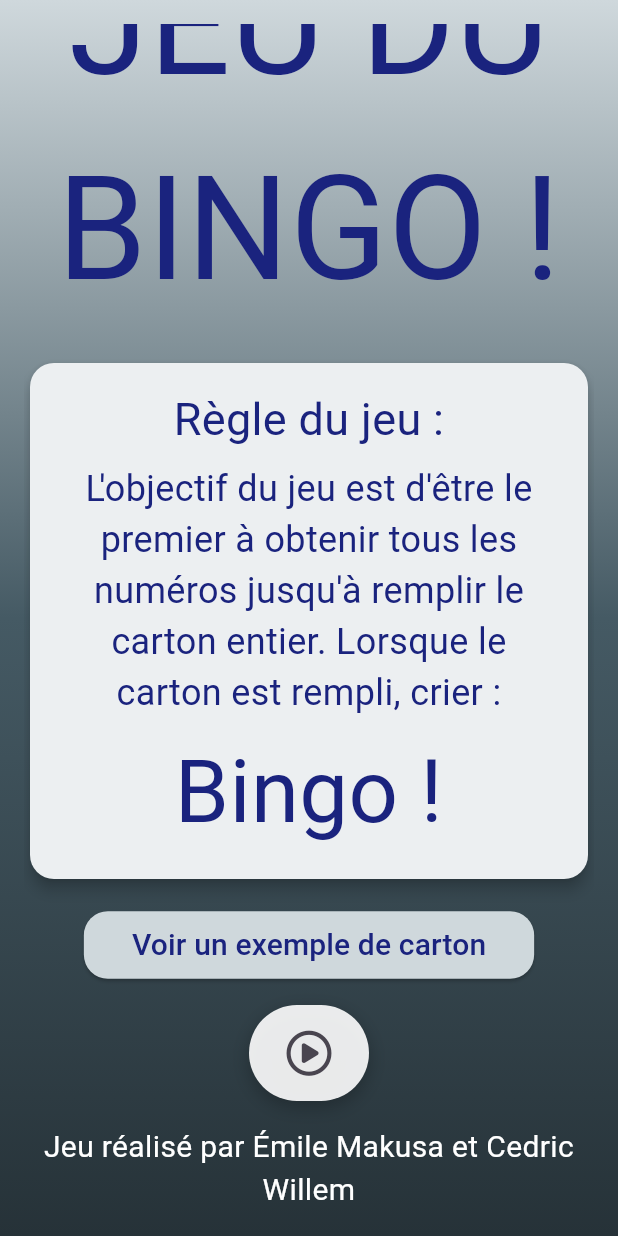
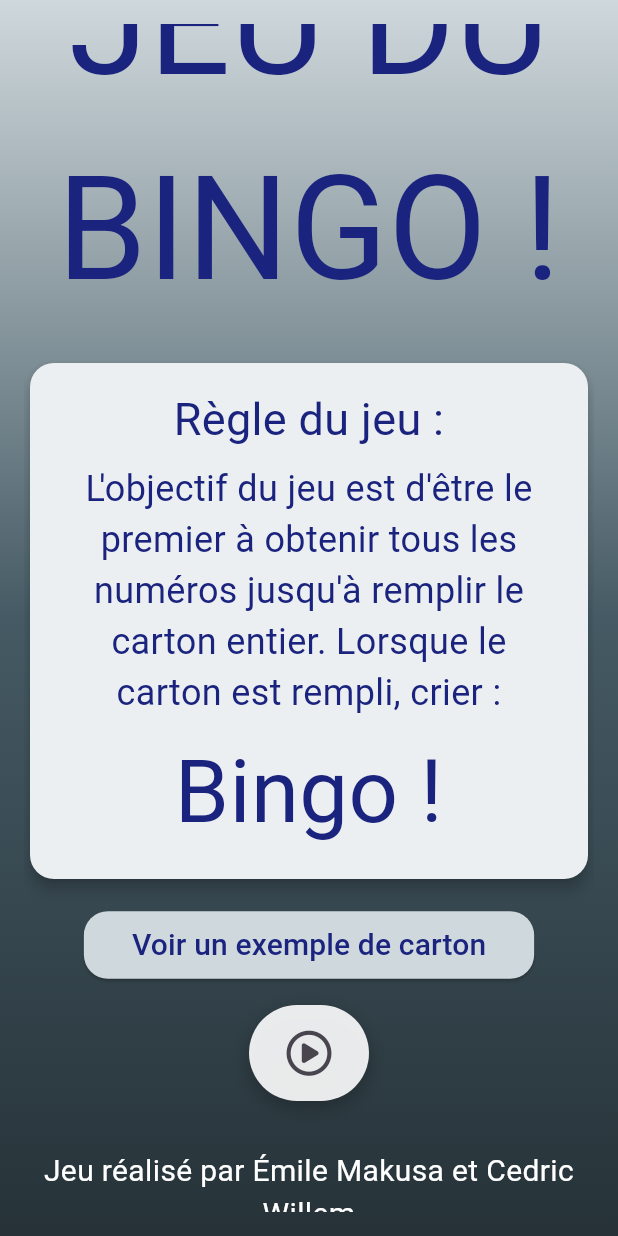
Before and after one commit to NayMak/loto_mks, a Flutter app: the screen it shows after launch, scrolled down 68 dp, on a phone screen of 412 x 824 dp. Run offline on Flutter 3.47's test engine with Material 3 defaults, Android fonts, the phone set to English and light mode, and no system bars; our stand-ins replace font_awesome_flutter, google_fonts, just_audio.

Commit message:
update size between start button and emile text

```diff
--- a/lib/view/home/home_page.dart
+++ b/lib/view/home/home_page.dart
@@ -184,7 +184,7 @@ class HomePage extends StatelessWidget {
                         },
                       ),
                     ),
-                    SizedBox(height: 16),
+                    SizedBox(height: 32),
                     Text(
                       'Jeu réalisé par Émile Makusa et Cedric Willem',
                       style: GoogleFonts.luckiestGuy(
```
